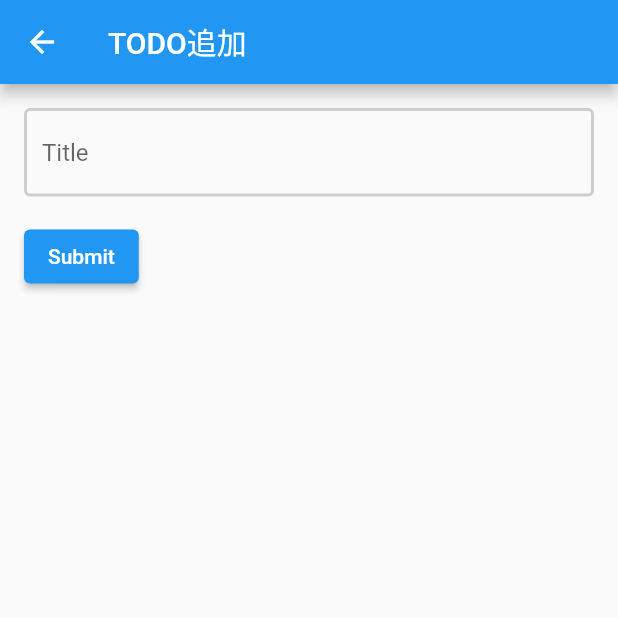
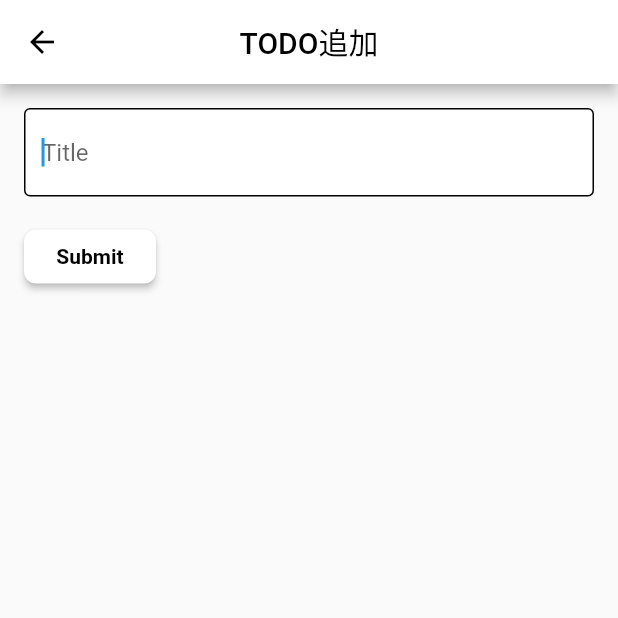
Before and after one commit to sugihararen/flutter_todo_app, a Flutter app: the screen it shows after launch, after a tap on the "add" icon, on a phone screen of 412 x 824 dp, the top half of it. Run offline on Flutter 3.47's test engine with Material 2 defaults, Android fonts, the phone set to English and light mode, and no system bars; our stand-ins replace cloud_firestore, firebase_core; accounts and stored records are empty.

Commit message:
Fix Style.

```diff
--- a/lib/screens/todo/add_todo_screen.dart
+++ b/lib/screens/todo/add_todo_screen.dart
@@ -6,7 +6,19 @@ class AddTodoScreen extends StatelessWidget {
   Widget build(BuildContext context) {
     return Scaffold(
       appBar: AppBar(
-        title: Text('TODO追加'),
+        centerTitle: true,
+        title: Text(
+          'TODO追加',
+          style: TextStyle(color: Colors.black),
+        ),
+        backgroundColor: Colors.white,
+        leading: IconButton(
+          icon: Icon(
+            Icons.arrow_back,
+            color: Colors.black,
+          ),
+          onPressed: () => Navigator.of(context).pop(),
+        ),
       ),
       body: TodoForm(),
     );
--- a/lib/screens/todo/todo_form.dart
+++ b/lib/screens/todo/todo_form.dart
@@ -25,10 +25,16 @@ class TodoForm extends StatelessWidget {
         context: context,
         builder: (BuildContext context) {
           return AlertDialog(
+            shape: const RoundedRectangleBorder(
+              borderRadius: BorderRadius.all(Radius.circular(8)),
+            ),
             title: Text('保存しました！'),
             actions: <Widget>[
               FlatButton(
-                child: Text('OK'),
+                child: Text(
+                  'OK',
+                  style: TextStyle(color: Colors.black),
+                ),
                 onPressed: () => Navigator.of(context).pop(),
               ),
             ],
@@ -55,22 +61,40 @@ class TodoForm extends StatelessWidget {
                 children: <Widget>[
                   TextFormField(
                     decoration: InputDecoration(
+                      filled: true,
+                      fillColor: Colors.white,
                       hintText: 'Title',
+                      border: OutlineInputBorder(
+                        borderSide: BorderSide(color: Color(0xffCECECE)),
+                      ),
                       enabledBorder: OutlineInputBorder(
-                          borderSide:
-                              BorderSide(width: 2, color: Color(0xffCECECE))),
-                      border: OutlineInputBorder(
-                          borderSide: BorderSide(color: Color(0xffCECECE))),
+                        borderSide: BorderSide(color: Color(0xffCECECE)),
+                      ),
+                      focusedBorder: OutlineInputBorder(
+                        borderSide: BorderSide(color: Colors.black),
+                      ),
                     ),
+                    autofocus: true,
                     initialValue: todoFormModel.title,
                     validator: validator,
                     onChanged: (String value) =>
                         todoFormModel.title = value.trim(),
                   ),
                   SizedBox(height: 16),
-                  ElevatedButton(
+                  RaisedButton(
+                    color: Colors.white,
+                    textColor: Colors.white,
+                    shape: RoundedRectangleBorder(
+                      borderRadius: new BorderRadius.circular(8.0),
+                    ),
                     onPressed: () => onPressed(context, todoFormModel),
-                    child: Text('Submit'),
+                    child: Text(
+                      'Submit',
+                      style: TextStyle(
+                        fontWeight: FontWeight.bold,
+                        color: Colors.black,
+                      ),
+                    ),
                   ),
                 ],
               ),
--- a/lib/screens/todo/todos_screen.dart
+++ b/lib/screens/todo/todos_screen.dart
@@ -12,7 +12,12 @@ class TodosScreen extends StatelessWidget {
         builder: (BuildContext context, TodosModel todosModel, Widget child) {
           return Scaffold(
             appBar: AppBar(
-              title: Text('TODO一覧'),
+              centerTitle: true,
+              title: Text(
+                'TODO一覧',
+                style: TextStyle(color: Colors.black),
+              ),
+              backgroundColor: Colors.white,
             ),
             body: ListView(
               children: todosModel.todos.map(
@@ -42,7 +47,11 @@ class TodosScreen extends StatelessWidget {
               ).toList(),
             ),
             floatingActionButton: FloatingActionButton(
-              child: Icon(Icons.add),
+              child: Icon(
+                Icons.add,
+                color: Colors.black,
+              ),
+              backgroundColor: Colors.white,
               onPressed: () async {
                 await Navigator.pushNamed(context, '/todos/new');
                 todosModel.fetchTodos();
```
Also changed, not shown: lib/screens/todo/edit_todo_screen.dart (+13 -1 lines).
